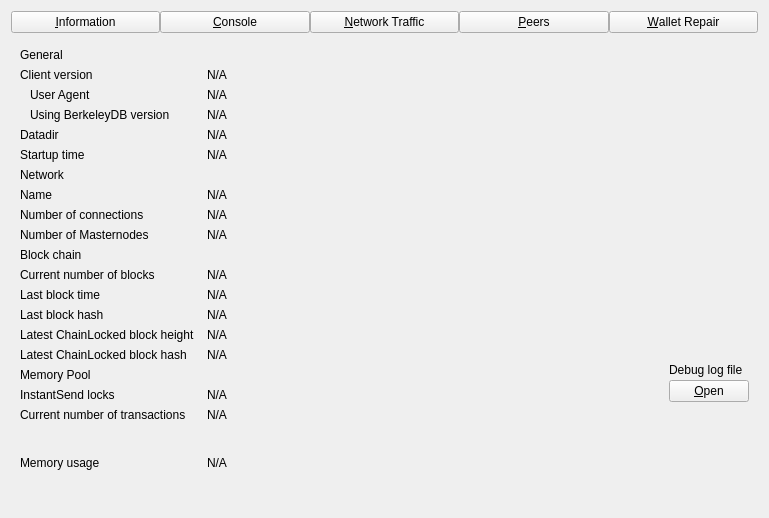
darkcoinproject/darkcoin, file src/qt/forms/debugwindow.ui: the form before one commit.
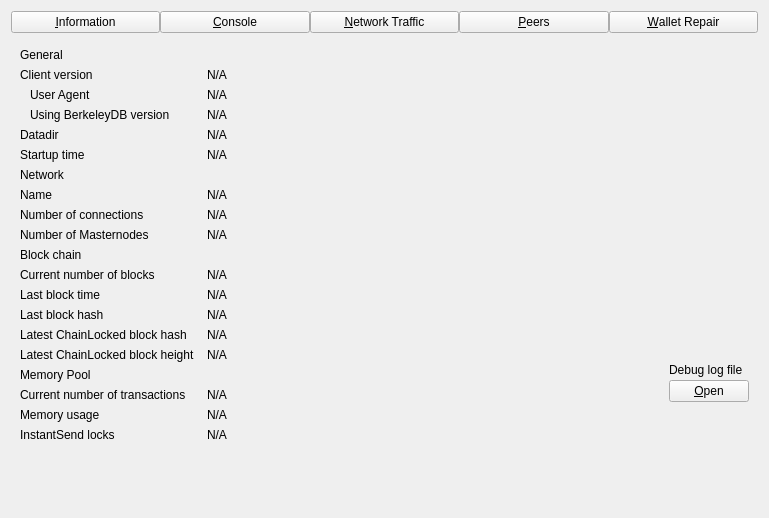
The form after the commit. Custom widgets are drawn as their Qt base class.

Commit message: Add Chainlock Height/Block info to Debug Window

What changed in the file:
```diff
--- a/src/qt/forms/debugwindow.ui
+++ b/src/qt/forms/debugwindow.ui
@@ -376,7 +376,7 @@
        <item row="14" column="0">
         <widget class="QLabel" name="chainLockHeightLabel">
          <property name="text">
-          <string>Latest ChainLocked block height</string>
+          <string>Latest ChainLocked block hash</string>
          </property>
         </widget>
        </item>
@@ -399,7 +399,7 @@
        <item row="15" column="0">
         <widget class="QLabel" name="chainLockBlockLabel">
          <property name="text">
-          <string>Latest ChainLocked block hash</string>
+          <string>Latest ChainLocked block height</string>
          </property>
         </widget>
        </item>
@@ -426,14 +426,14 @@
          </property>
         </widget>
        </item>
-       <item row="18" column="0">
+       <item row="17" column="0">
         <widget class="QLabel" name="labelNumberOfTransactions">
          <property name="text">
           <string>Current number of transactions</string>
          </property>
         </widget>
        </item>
-       <item row="18" column="1">
+       <item row="17" column="1">
         <widget class="QLabel" name="mempoolNumberTxs">
          <property name="cursor">
           <cursorShape>IBeamCursor</cursorShape>
@@ -449,14 +449,14 @@
          </property>
         </widget>
        </item>
-       <item row="19" column="0">
+       <item row="18" column="0">
         <widget class="QLabel" name="labelMemoryUsage">
          <property name="text">
           <string>Memory usage</string>
          </property>
         </widget>
        </item>
-       <item row="19" column="1">
+       <item row="18" column="1">
         <widget class="QLabel" name="mempoolSize">
          <property name="cursor">
           <cursorShape>IBeamCursor</cursorShape>
@@ -512,7 +512,7 @@
          </item>
         </layout>
        </item>
-       <item row="19" column="0">
+       <item row="20" column="0">
         <spacer name="verticalSpacer">
          <property name="orientation">
           <enum>Qt::Vertical</enum>
@@ -525,14 +525,14 @@
          </property>
         </spacer>
        </item>
-       <item row="17" column="0">
+       <item row="19" column="0">
         <widget class="QLabel" name="labelInstantSendLockCount">
          <property name="text">
           <string>InstantSend locks</string>
          </property>
         </widget>
        </item>
-       <item row="17" column="1">
+       <item row="19" column="1">
         <widget class="QLabel" name="instantSendLockCount">
          <property name="cursor">
           <cursorShape>IBeamCursor</cursorShape>
```
Left out of the diff: 8 changed lines with no effect on the pictures. The commit also changes 7 other files.
